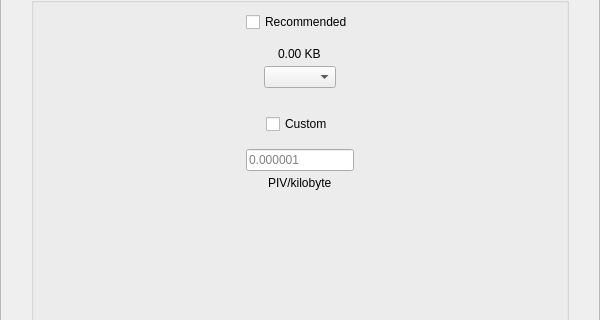
Above: src/qt/pivx/forms/sendcustomfeedialog.ui from RapidsOfficial/Rapids before the change; both pictures show x 0 to 600 and y 132 to 452 of the 600 by 550 pixel window. Below: the same form after it.
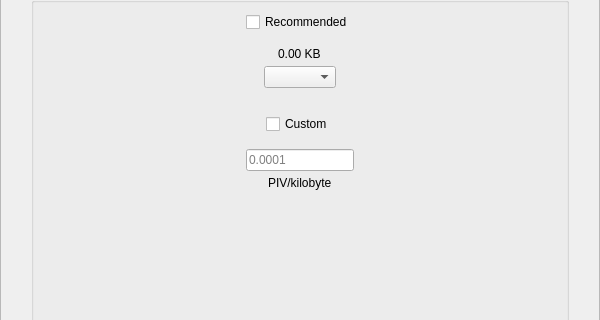
That is the form after the change.

Commit message:
Change Custom fee amount when Recommended fee is selected
Fix for issue #1621

```diff
--- a/src/qt/pivx/forms/sendcustomfeedialog.ui
+++ b/src/qt/pivx/forms/sendcustomfeedialog.ui
@@ -280,7 +280,7 @@
            <item alignment="Qt::AlignHCenter">
             <widget class="QLineEdit" name="lineEditCustomFee">
              <property name="placeholderText">
-              <string notr="true">0.000001</string>
+              <string notr="true">0.0001</string>
              </property>
             </widget>
            </item>
```
